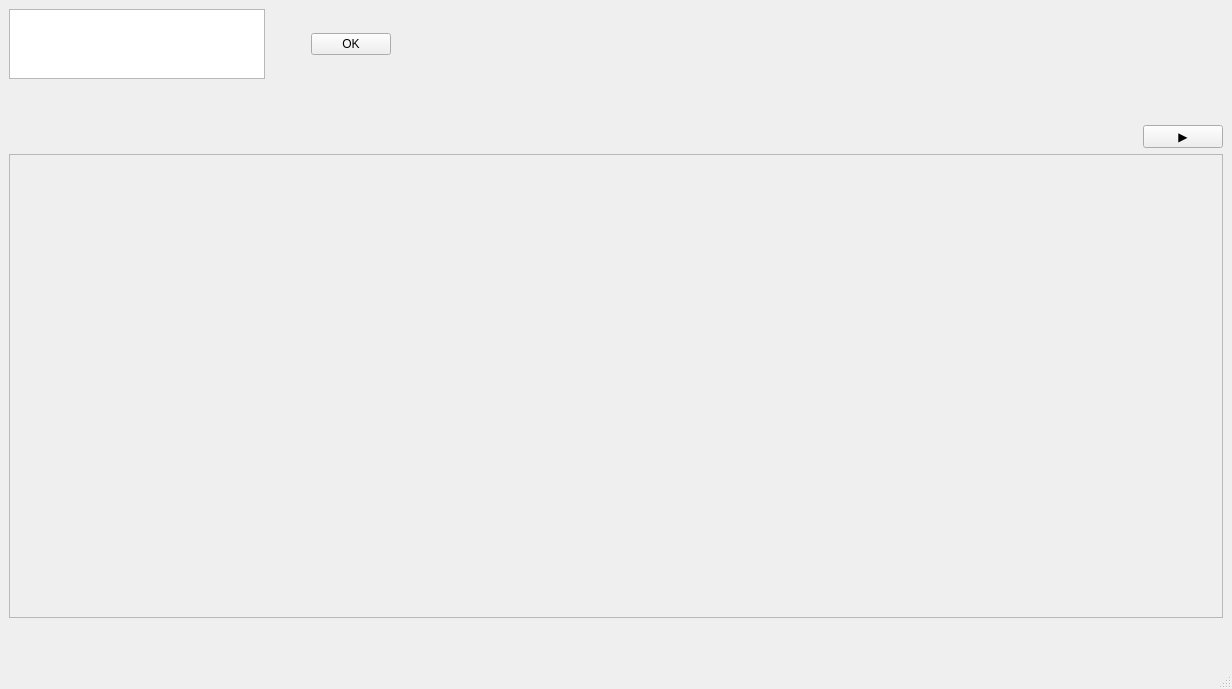
Before: the Qt Designer form SpeechRecognizer.ui in 1PixelDemon1/SpeechRecognizer, drawn with Qt 5.
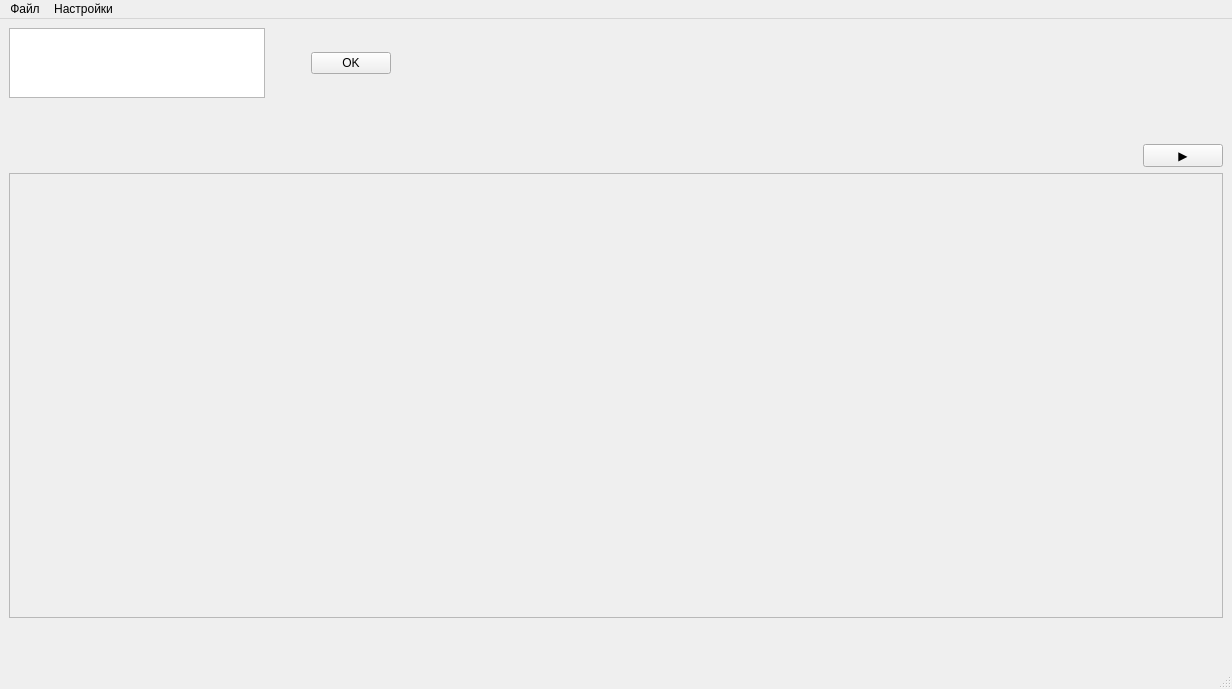
After: the same form once the commit is applied.

Commit message: Implemented result saving. Prepared some menu options

```diff
--- a/SpeechRecognizer.ui
+++ b/SpeechRecognizer.ui
@@ -141,6 +141,27 @@
      <height>22</height>
     </rect>
    </property>
+   <widget class="QMenu" name="menuFile">
+    <property name="locale">
+     <locale language="Russian" country="Russia"/>
+    </property>
+    <property name="title">
+     <string>Файл</string>
+    </property>
+    <addaction name="open_action"/>
+    <addaction name="separator"/>
+    <addaction name="save_action"/>
+    <addaction name="save_as_action"/>
+   </widget>
+   <widget class="QMenu" name="menu">
+    <property name="title">
+     <string>Настройки</string>
+    </property>
+    <addaction name="action"/>
+    <addaction name="action_2"/>
+   </widget>
+   <addaction name="menuFile"/>
+   <addaction name="menu"/>
   </widget>
   <widget class="QStatusBar" name="statusbar"/>
  </widget>
```
Left out of the diff: 28 changed lines with no effect on the pictures. The commit also changes 8 other files.
